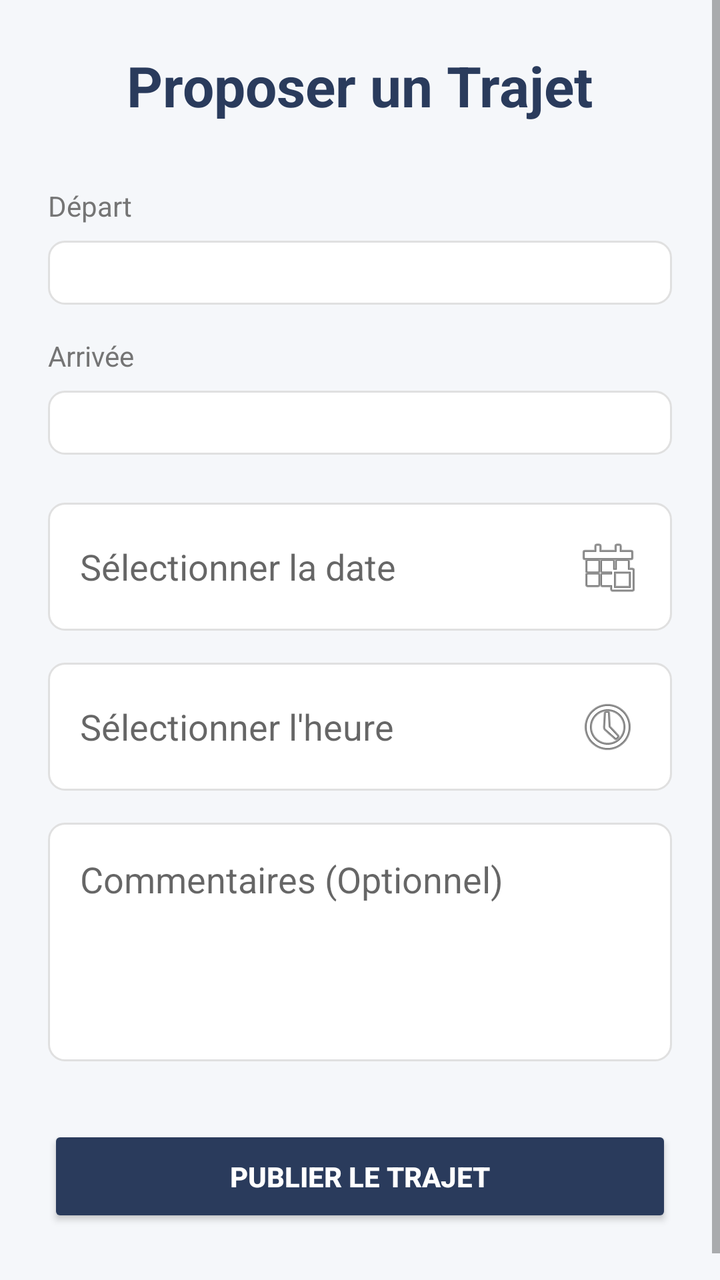
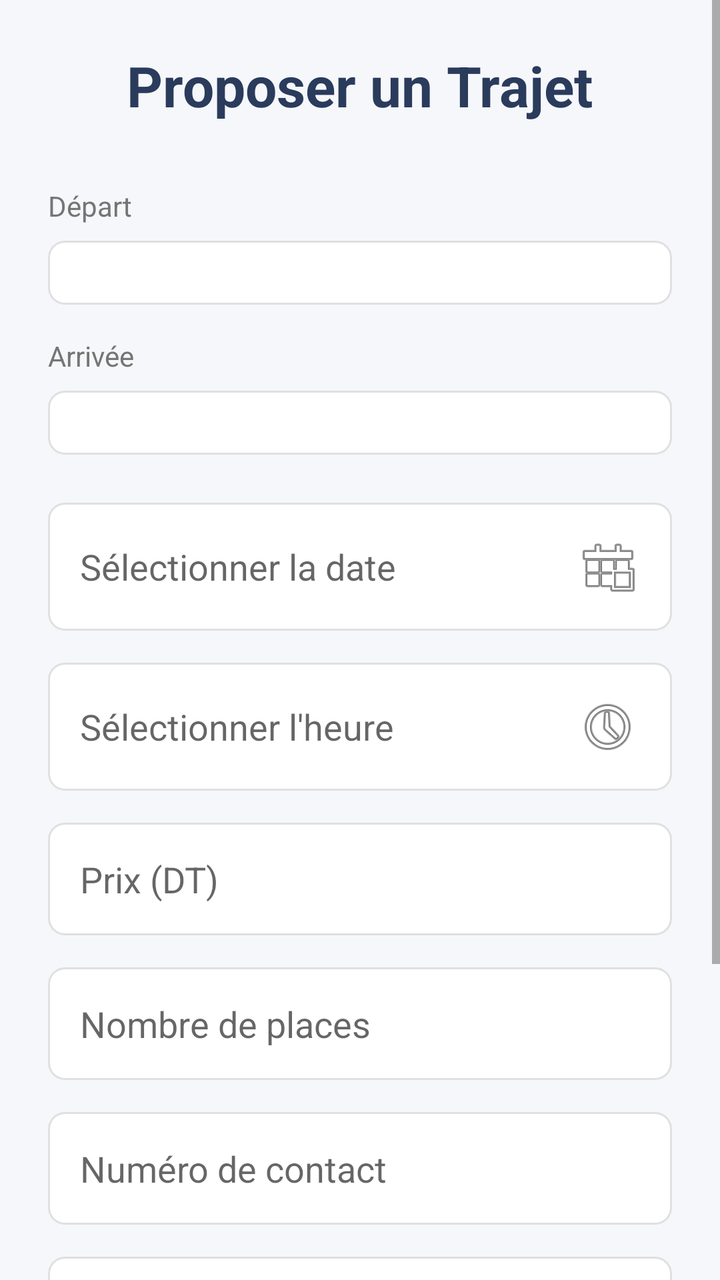

Screens rendered from an Android XML layout before and after an edit, with the pre-edit source and the edit as a unified diff.
<!-- AndroidManifest.xml: application theme Theme.AppCompat.Light.NoActionBar -->
<!-- res/layout/activity_create_ride.xml -->
<?xml version="1.0" encoding="utf-8"?>
<ScrollView xmlns:android="http://schemas.android.com/apk/res/android"
    android:layout_width="match_parent"
    android:layout_height="match_parent"
    android:fillViewport="true"
    android:background="@color/background">

    <LinearLayout
        android:layout_width="match_parent"
        android:layout_height="wrap_content"
        android:orientation="vertical"
        android:padding="24dp">

        <TextView
            android:layout_width="wrap_content"
            android:layout_height="wrap_content"
            android:text="@string/create_ride_title"
            android:textSize="28sp"
            android:textStyle="bold"
            android:textColor="@color/colorPrimary"
            android:layout_marginBottom="32dp"
            android:layout_gravity="center_horizontal"/>

        
        <TextView
            android:layout_width="match_parent"
            android:layout_height="wrap_content"
            android:text="@string/departure_label"
            android:textColor="@color/textSecondary"
            android:layout_marginBottom="8dp"/>

        <Spinner
            android:id="@+id/spinnerDeparture"
            android:layout_width="match_parent"
            android:layout_height="wrap_content"
            android:padding="16dp"
            android:background="@drawable/edittext_background"
            android:layout_marginBottom="16dp"/>

        
        <TextView
            android:layout_width="match_parent"
            android:layout_height="wrap_content"
            android:text="@string/destination_label"
            android:textColor="@color/textSecondary"
            android:layout_marginBottom="8dp"/>

        <Spinner
            android:id="@+id/spinnerDestination"
            android:layout_width="match_parent"
            android:layout_height="wrap_content"
            android:padding="16dp"
            android:background="@drawable/edittext_background"
            android:layout_marginBottom="24dp"/>

        
        <EditText
            android:id="@+id/etDate"
            android:layout_width="match_parent"
            android:layout_height="wrap_content"
            android:hint="@string/date_hint"
            android:inputType="none"
            android:focusable="false"
            android:clickable="true"
            android:padding="16dp"
            android:background="@drawable/edittext_background"
            android:layout_marginBottom="16dp"
            android:textColor="@color/textPrimary"
            android:drawableEnd="@android:drawable/ic_menu_today"/>

        
        <EditText
            android:id="@+id/etTime"
            android:layout_width="match_parent"
            android:layout_height="wrap_content"
            android:hint="@string/time_hint"
            android:inputType="none"
            android:focusable="false"
            android:clickable="true"
            android:padding="16dp"
            android:background="@drawable/edittext_background"
            android:layout_marginBottom="16dp"
            android:textColor="@color/textPrimary"
            android:drawableEnd="@android:drawable/ic_menu_recent_history"/>

        
        <EditText
            android:id="@+id/etComments"
            android:layout_width="match_parent"
            android:layout_height="wrap_content"
            android:hint="@string/comments_hint"
            android:inputType="textMultiLine"
            android:lines="4"
            android:gravity="top|start"
            android:padding="16dp"
            android:background="@drawable/edittext_background"
            android:layout_marginBottom="32dp"
            android:textColor="@color/textPrimary"/>

        
        <Button
            android:id="@+id/btnPostRide"
            android:layout_width="match_parent"
            android:layout_height="wrap_content"
            android:text="@string/post_ride_button"
            android:padding="16dp"
            android:backgroundTint="@color/colorPrimary"
            android:textColor="@color/white"
            android:textStyle="bold"
            android:layout_marginBottom="16dp"/>

    </LinearLayout>
</ScrollView>
<!-- resources referenced by this layout -->
<resources>
  <color name="background">#F5F7FA</color>
  <color name="colorPrimary">#2A3B5C</color>
  <color name="textPrimary">#333333</color>
  <color name="textSecondary">#757575</color>
  <color name="white">#FFFFFF</color>
  <!-- drawable edittext_background (drawable) -->
  <?xml version="1.0" encoding="utf-8"?>
  <shape xmlns:android="http://schemas.android.com/apk/res/android">
      <solid android:color="@color/white" />
      <corners android:radius="8dp" />
      <stroke android:width="1dp" android:color="#E0E0E0" />
  </shape>
  <string name="comments_hint">Commentaires (Optionnel)</string>
  <string name="create_ride_title">Proposer un Trajet</string>
  <string name="date_hint">Sélectionner la date</string>
  <string name="departure_label">Départ</string>
  <string name="destination_label">Arrivée</string>
  <string name="post_ride_button">Publier le Trajet</string>
  <string name="time_hint">Sélectionner l\'heure</string>
</resources>

<!-- the commit's change to res/layout/activity_create_ride.xml (unified diff, before → after) -->
@@ -85,12 +85,48 @@
 
         
         <EditText
+            android:id="@+id/etPrice"
+            android:layout_width="match_parent"
+            android:layout_height="wrap_content"
+            android:hint="Prix (DT)"
+            android:inputType="numberDecimal"
+            android:padding="16dp"
+            android:background="@drawable/edittext_background"
+            android:layout_marginBottom="16dp"
+            android:textColor="@color/textPrimary"/>
+
+        
+        <EditText
+            android:id="@+id/etPlaces"
+            android:layout_width="match_parent"
+            android:layout_height="wrap_content"
+            android:hint="Nombre de places"
+            android:inputType="number"
+            android:padding="16dp"
+            android:background="@drawable/edittext_background"
+            android:layout_marginBottom="16dp"
+            android:textColor="@color/textPrimary"/>
+
+        
+        <EditText
+            android:id="@+id/etContact"
+            android:layout_width="match_parent"
+            android:layout_height="wrap_content"
+            android:hint="Numéro de contact"
+            android:inputType="phone"
+            android:padding="16dp"
+            android:background="@drawable/edittext_background"
+            android:layout_marginBottom="16dp"
+            android:textColor="@color/textPrimary"/>
+
+        
+        <EditText
             android:id="@+id/etComments"
             android:layout_width="match_parent"
             android:layout_height="wrap_content"
             android:hint="@string/comments_hint"
             android:inputType="textMultiLine"
-            android:lines="4"
+            android:lines="3"
             android:gravity="top|start"
             android:padding="16dp"
             android:background="@drawable/edittext_background"
